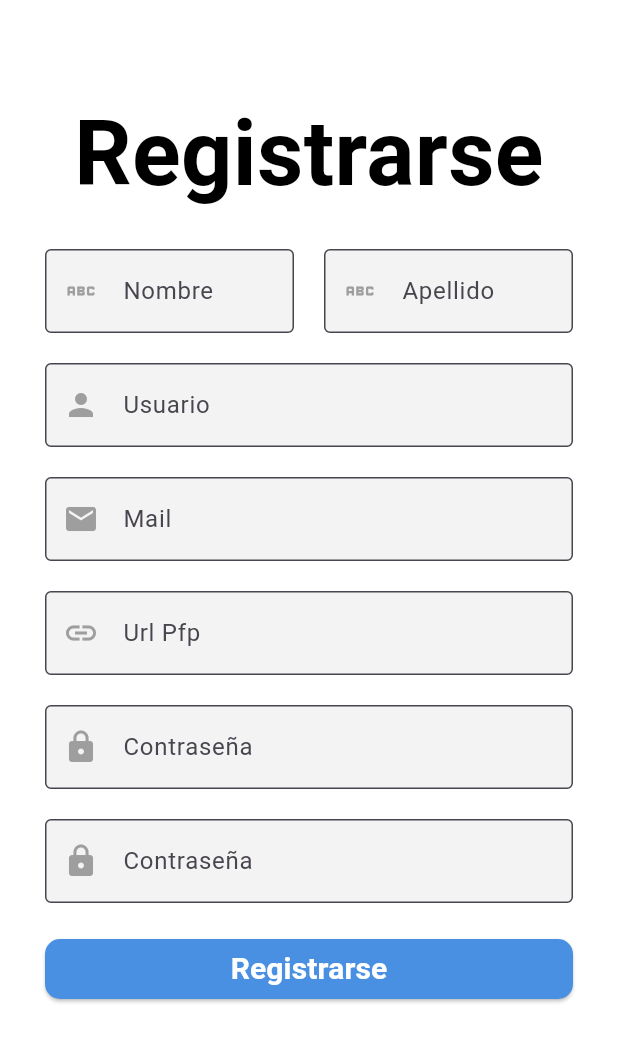
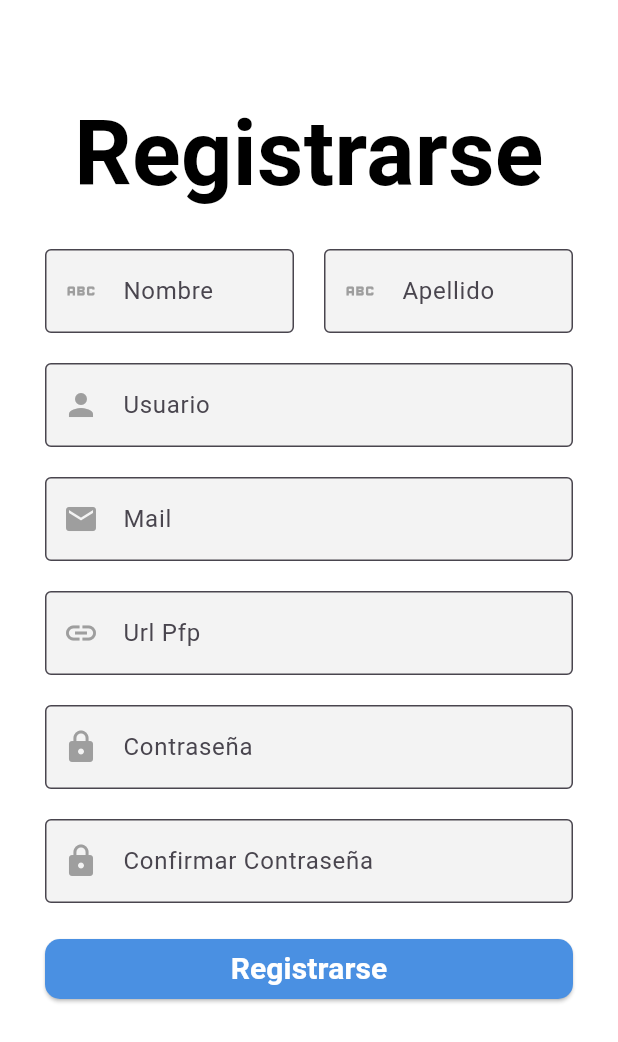
Before and after one commit to NRG-4/synhub-flutter-mobile-app, a Flutter app: the screen it shows after launch, after a tap on "Registrase", on a phone screen of 412 x 824 dp. Shown: the top 1042 px of the screen. Run offline on Flutter 3.47's test engine with Material 3 defaults, Android fonts, the phone set to English and light mode, and no system bars; our stand-ins replace bloc, flutter_bloc; network calls fail.

Commit message:
feat(auth): integrate AuthBloc into Login and Register screens

```diff
--- a/lib/main.dart
+++ b/lib/main.dart
@@ -1,6 +1,10 @@
 import 'package:flutter/material.dart';
+import 'package:flutter_bloc/flutter_bloc.dart';
 import 'package:synhub/shared/views/login.dart';
 
+import 'shared/bloc/auth/auth_bloc.dart';
+import 'shared/services/auth_service.dart';
+import 'shared/services/member_service.dart';
 
 void main() {
   runApp(const MyApp());
@@ -9,15 +13,20 @@ void main() {
 class MyApp extends StatelessWidget {
   const MyApp({super.key});
 
-  // This widget is the root of your application.
   @override
   Widget build(BuildContext context) {
-    return MaterialApp(
-      title: 'SynHub',
-      theme: ThemeData(
-        colorScheme: ColorScheme.fromSeed(seedColor: Colors.deepPurple),
+    return BlocProvider(
+      create: (_) => AuthBloc(
+        authService: AuthService(),
+        memberService: MemberService(),
       ),
-      home: Login(),
+      child: MaterialApp(
+        title: 'SynHub',
+        theme: ThemeData(
+          colorScheme: ColorScheme.fromSeed(seedColor: Colors.deepPurple),
+        ),
+        home: Login(),
+      ),
     );
   }
 }
--- a/lib/shared/views/Login.dart
+++ b/lib/shared/views/Login.dart
@@ -30,16 +30,16 @@ class _LoginState extends State<Login> {
 
   @override
   Widget build(BuildContext context) {
-    return Scaffold(
-      backgroundColor: const Color(0xFFFFFFFF),
-      body: BlocProvider(
+    return BlocProvider(
       create: (context) => AuthBloc(
         authService: AuthService(),
         memberService: MemberService(),
       ),
-        child: BlocConsumer<AuthBloc, AuthState>(
+      child: Scaffold(
+        backgroundColor: const Color(0xFFFFFFFF),
+        body: BlocConsumer<AuthBloc, AuthState>(
           listener: (context, state) {
-            if (state is AuthSuccess) {
+            if (state is SignInSuccess) {
               // Navegar a la pantalla correspondiente después de login exitoso
               Navigator.pushReplacement(
                 context,
@@ -155,12 +155,17 @@ class _LoginState extends State<Login> {
                   const SizedBox(height: 10),
                   SizedBox(
                     width: double.infinity,
-                    child: ElevatedButton(
+                    child: Builder(
+                      builder: (context) => ElevatedButton(
                         onPressed: () {
                           Navigator.push(
                             context,
                             MaterialPageRoute(
-                              builder: (context) => const Register()),
+                              builder: (context) => BlocProvider.value(
+                                value: context.read<AuthBloc>(),
+                                child: const Register(),
+                              ),
+                            ),
                           );
                         },
                         style: ButtonStyle(
@@ -182,6 +187,7 @@ class _LoginState extends State<Login> {
                         ),
                       ),
                     ),
+                  ),
                 ],
               ),
             );
--- a/lib/shared/views/Register.dart
+++ b/lib/shared/views/Register.dart
@@ -1,4 +1,13 @@
 import 'package:flutter/material.dart';
+import 'package:flutter_bloc/flutter_bloc.dart';
+
+import '../../group/views/SearchGroup.dart';
+import '../bloc/auth/auth_bloc.dart';
+import '../bloc/auth/auth_event.dart';
+import '../bloc/auth/auth_state.dart';
+import '../models/sign_up_request.dart';
+import 'Login.dart';
+import 'home.dart';
 
 class Register extends StatefulWidget {
   const Register({super.key});
@@ -16,6 +25,9 @@ class _RegisterState extends State<Register> {
   final TextEditingController pass1Controller = TextEditingController();
   final TextEditingController pass2Controller = TextEditingController();
 
+  bool _isLoading = false;
+  bool hasGroup = true;
+
   @override
   void dispose() {
     nameController.dispose();
@@ -28,9 +40,61 @@ class _RegisterState extends State<Register> {
     super.dispose();
   }
 
+  void _registerAndLogin(BuildContext context) {
+    if (pass1Controller.text != pass2Controller.text) {
+      ScaffoldMessenger.of(context).showSnackBar(
+        const SnackBar(
+          content: Text('Las contraseñas no coinciden'),
+          backgroundColor: Colors.red,
+        ),
+      );
+      return;
+    }
+
+    setState(() => _isLoading = true);
+
+    final request = SignUpRequest(
+      username: userController.text,
+      name: nameController.text,
+      surname: surnameController.text,
+      imgUrl: urlPfpController.text,
+      email: mailController.text,
+      password: pass1Controller.text,
+    );
+
+    context.read<AuthBloc>().add(SignUpEvent(request: request));
+  }
+
   @override
   Widget build(BuildContext context) {
-    return Scaffold(
+    return BlocProvider.value(
+      value: context.read<AuthBloc>(),
+      child: BlocListener<AuthBloc, AuthState>(
+        listener: (context, state) {
+          if (state is SignUpSuccess) {
+            context.read<AuthBloc>().add(
+              SignInEvent(
+                username: userController.text,
+                password: pass1Controller.text,
+              ),
+            );
+          } else if (state is SignInSuccess) {
+            Navigator.pushReplacement(
+              context,
+              MaterialPageRoute(builder: (context) =>
+              hasGroup ? const SearchGroup() : const Home(),),
+            );
+          } else if (state is AuthFailure) {
+            setState(() => _isLoading = false);
+            ScaffoldMessenger.of(context).showSnackBar(
+              SnackBar(
+                content: Text(state.error),
+                backgroundColor: Colors.red,
+              ),
+            );
+          }
+        },
+        child: Scaffold(
           backgroundColor: const Color(0xFFFFFFFF),
           body: SingleChildScrollView(
             child: Padding(
@@ -48,7 +112,7 @@ class _RegisterState extends State<Register> {
                     ),
                     textAlign: TextAlign.center,
                   ),
-              SizedBox(height: 20),
+                  const SizedBox(height: 20),
                   Row(
                     children: [
                       Expanded(
@@ -57,92 +121,92 @@ class _RegisterState extends State<Register> {
                           decoration: InputDecoration(
                             labelText: 'Nombre',
                             hintText: 'Nombre',
-                        prefixIcon: Icon(Icons.abc, color: Colors.grey),
+                            prefixIcon: const Icon(Icons.abc, color: Colors.grey),
                             filled: true,
-                        fillColor: Color(0xFFF3F3F3),
-                        border: OutlineInputBorder(),
+                            fillColor: const Color(0xFFF3F3F3),
+                            border: const OutlineInputBorder(),
                           ),
                         ),
                       ),
-                  SizedBox(width: 20),
+                      const SizedBox(width: 20),
                       Expanded(
                         child: TextField(
                           controller: surnameController,
                           decoration: InputDecoration(
                             labelText: 'Apellido',
                             hintText: 'Apellido',
-                        prefixIcon: Icon(Icons.abc, color: Colors.grey),
+                            prefixIcon: const Icon(Icons.abc, color: Colors.grey),
                             filled: true,
-                        fillColor: Color(0xFFF3F3F3),
-                        border: OutlineInputBorder(),
+                            fillColor: const Color(0xFFF3F3F3),
+                            border: const OutlineInputBorder(),
                           ),
                         ),
                       ),
                     ],
                   ),
-              SizedBox(height: 20),
+                  const SizedBox(height: 20),
                   TextField(
                     controller: userController,
                     decoration: InputDecoration(
                       labelText: 'Usuario',
                       hintText: 'Usuario',
-                  prefixIcon: Icon(Icons.person, color: Colors.grey),
+                      prefixIcon: const Icon(Icons.person, color: Colors.grey),
                       filled: true,
-                  fillColor: Color(0xFFF3F3F3),
-                  border: OutlineInputBorder(),
+                      fillColor: const Color(0xFFF3F3F3),
+                      border: const OutlineInputBorder(),
                     ),
                   ),
-              SizedBox(height: 20),
+                  const SizedBox(height: 20),
                   TextField(
                     controller: mailController,
                     decoration: InputDecoration(
                       labelText: 'Mail',
                       hintText: 'Mail',
-                  prefixIcon: Icon(Icons.mail, color: Colors.grey),
+                      prefixIcon: const Icon(Icons.mail, color: Colors.grey),
                       filled: true,
-                  fillColor: Color(0xFFF3F3F3),
-                  border: OutlineInputBorder(),
+                      fillColor: const Color(0xFFF3F3F3),
+                      border: const OutlineInputBorder(),
                     ),
                   ),
-              SizedBox(height: 20),
+                  const SizedBox(height: 20),
                   TextField(
                     controller: urlPfpController,
                     decoration: InputDecoration(
                       labelText: 'Url Pfp',
                       hintText: 'Url Pfp',
-                  prefixIcon: Icon(Icons.link, color: Colors.grey),
+                      prefixIcon: const Icon(Icons.link, color: Colors.grey),
                       filled: true,
-                  fillColor: Color(0xFFF3F3F3),
-                  border: OutlineInputBorder(),
+                      fillColor: const Color(0xFFF3F3F3),
+                      border: const OutlineInputBorder(),
                     ),
                   ),
-              SizedBox(height: 20),
+                  const SizedBox(height: 20),
                   TextField(
                     controller: pass1Controller,
                     obscureText: true,
                     decoration: InputDecoration(
                       labelText: 'Contraseña',
                       hintText: 'Contraseña',
-                  prefixIcon: Icon(Icons.lock, color: Colors.grey),
+                      prefixIcon: const Icon(Icons.lock, color: Colors.grey),
                       filled: true,
-                  fillColor: Color(0xFFF3F3F3),
-                  border: OutlineInputBorder(),
+                      fillColor: const Color(0xFFF3F3F3),
+                      border: const OutlineInputBorder(),
                     ),
                   ),
-              SizedBox(height: 20),
+                  const SizedBox(height: 20),
                   TextField(
                     controller: pass2Controller,
                     obscureText: true,
                     decoration: InputDecoration(
-                  labelText: 'Contraseña',
-                  hintText: 'Contraseña',
-                  prefixIcon: Icon(Icons.lock, color: Colors.grey),
+                      labelText: 'Confirmar Contraseña',
+                      hintText: 'Confirmar Contraseña',
+                      prefixIcon: const Icon(Icons.lock, color: Colors.grey),
                       filled: true,
-                  fillColor: Color(0xFFF3F3F3),
-                  border: OutlineInputBorder(),
+                      fillColor: const Color(0xFFF3F3F3),
+                      border: const OutlineInputBorder(),
                     ),
                   ),
-              SizedBox(height: 20),
+                  const SizedBox(height: 20),
                   SizedBox(
                     width: double.infinity,
                     child: ElevatedButton(
@@ -152,10 +216,17 @@ class _RegisterState extends State<Register> {
                           borderRadius: BorderRadius.circular(10),
                         ),
                       ),
-                  onPressed: () {
-                    // Aquí puedes acceder a los valores con nameController.text, etc.
-                  },
-                  child: const Text(
+                      onPressed: _isLoading ? null : () => _registerAndLogin(context),
+                      child: _isLoading
+                          ? const SizedBox(
+                        width: 20,
+                        height: 20,
+                        child: CircularProgressIndicator(
+                          color: Colors.white,
+                          strokeWidth: 2,
+                        ),
+                      )
+                          : const Text(
                         'Registrarse',
                         style: TextStyle(
                           fontSize: 20,
@@ -169,6 +240,8 @@ class _RegisterState extends State<Register> {
               ),
             ),
           ),
+        ),
+      ),
     );
   }
 }
```
Lines whose indentation alone changed are shown as unchanged.
